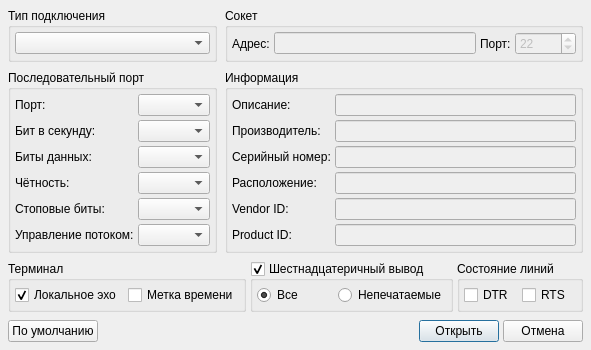
Above: src/settings.ui from b-oleg/UniTerm before the change. Below: the same form after it.
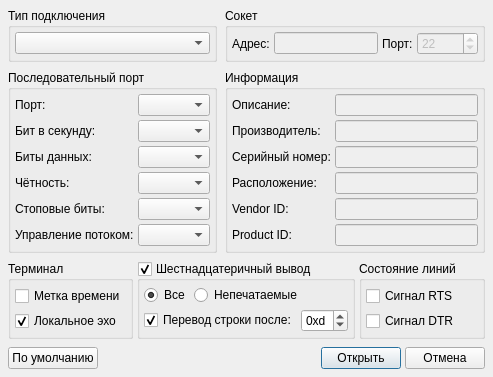
That is the form after the change.

Commit message: commands count from registry add linefeed in settings restore setting dialog geometry

The edit to the form file:
```diff
--- a/src/settings.ui
+++ b/src/settings.ui
@@ -6,14 +6,14 @@
    <rect>
     <x>0</x>
     <y>0</y>
-    <width>560</width>
-    <height>340</height>
+    <width>467</width>
+    <height>374</height>
    </rect>
   </property>
   <property name="windowTitle">
    <string>Параметры</string>
   </property>
-  <layout class="QGridLayout" name="gridLayout_3">
+  <layout class="QGridLayout" name="gridLayout_3" rowstretch="0,0,0,1">
    <property name="leftMargin">
     <number>8</number>
    </property>
@@ -29,12 +29,26 @@
    <property name="spacing">
     <number>8</number>
    </property>
-   <item row="1" column="0">
-    <widget class="QGroupBox" name="groupBoxParameters">
+   <item row="2" column="0" colspan="2">
+    <layout class="QHBoxLayout" name="horizontalLayoutSettings" stretch="0,0,0,1">
+     <property name="spacing">
+      <number>4</number>
+     </property>
+     <item>
+      <widget class="QGroupBox" name="groupBoxOptions">
+       <property name="sizePolicy">
+        <sizepolicy hsizetype="Preferred" vsizetype="Expanding">
+         <horstretch>0</horstretch>
+         <verstretch>0</verstretch>
+        </sizepolicy>
+       </property>
      <property name="title">
-      <string>Последовательный порт</string>
-     </property>
-     <layout class="QGridLayout" name="gridLayout_2">
+        <string>Терминал</string>
+       </property>
+       <layout class="QVBoxLayout" name="verticalLayout">
+        <property name="spacing">
+         <number>4</number>
+        </property>
       <property name="leftMargin">
        <number>4</number>
       </property>
@@ -47,157 +61,189 @@
       <property name="bottomMargin">
        <number>4</number>
       </property>
-      <property name="spacing">
-       <number>4</number>
-      </property>
-      <item row="4" column="1">
-       <widget class="QComboBox" name="comboBoxStopBits">
-        <property name="sizePolicy">
-         <sizepolicy hsizetype="Preferred" vsizetype="Fixed">
-          <horstretch>0</horstretch>
-          <verstretch>0</verstretch>
-         </sizepolicy>
-        </property>
-       </widget>
-      </item>
-      <item row="3" column="0">
-       <widget class="QLabel" name="labelParity">
+        <item>
+         <widget class="QCheckBox" name="checkBoxTimeStamp">
+          <property name="text">
+           <string>Метка времени</string>
+          </property>
+         </widget>
+        </item>
+        <item>
+         <widget class="QCheckBox" name="checkBoxLocalEcho">
         <property name="text">
-         <string>Чётность:</string>
-        </property>
-       </widget>
-      </item>
-      <item row="5" column="1">
-       <widget class="QComboBox" name="comboBoxFlowControl">
-        <property name="sizePolicy">
-         <sizepolicy hsizetype="Preferred" vsizetype="Fixed">
-          <horstretch>0</horstretch>
-          <verstretch>0</verstretch>
-         </sizepolicy>
-        </property>
-       </widget>
-      </item>
-      <item row="1" column="0">
-       <widget class="QLabel" name="labelBaudRate">
+           <string>Локальное эхо</string>
+          </property>
+          <property name="checked">
+           <bool>true</bool>
+          </property>
+         </widget>
+        </item>
+       </layout>
+      </widget>
+     </item>
+     <item>
+      <widget class="QGroupBox" name="groupBoxHexLog">
+       <property name="title">
+        <string>Шестнадцатеричный вывод</string>
+       </property>
+       <property name="checkable">
+        <bool>true</bool>
+       </property>
+       <layout class="QVBoxLayout" name="verticalLayout_3">
+        <property name="spacing">
+         <number>4</number>
+        </property>
+        <property name="leftMargin">
+         <number>4</number>
+        </property>
+        <property name="topMargin">
+         <number>4</number>
+        </property>
+        <property name="rightMargin">
+         <number>4</number>
+        </property>
+        <property name="bottomMargin">
+         <number>4</number>
+        </property>
+        <item>
+         <layout class="QHBoxLayout" name="horizontalLayoutHex" stretch="0,1">
+          <property name="spacing">
+           <number>4</number>
+          </property>
+          <item>
+           <widget class="QRadioButton" name="radioButtonHexAll">
         <property name="text">
-         <string>Бит в секунду:</string>
-        </property>
-       </widget>
-      </item>
-      <item row="5" column="0">
-       <widget class="QLabel" name="labelFlowControl">
+             <string>Все</string>
+            </property>
+            <property name="checked">
+             <bool>true</bool>
+            </property>
+           </widget>
+          </item>
+          <item>
+           <widget class="QRadioButton" name="radioButtonHexUnprint">
         <property name="text">
-         <string>Управление потоком:</string>
+             <string>Непечатаемые</string>
         </property>
        </widget>
       </item>
-      <item row="1" column="1">
-       <widget class="QComboBox" name="comboBoxBaudRate">
-        <property name="sizePolicy">
-         <sizepolicy hsizetype="Preferred" vsizetype="Fixed">
-          <horstretch>0</horstretch>
-          <verstretch>0</verstretch>
-         </sizepolicy>
-        </property>
-       </widget>
-      </item>
-      <item row="3" column="1">
-       <widget class="QComboBox" name="comboBoxParity">
-        <property name="sizePolicy">
-         <sizepolicy hsizetype="Preferred" vsizetype="Fixed">
-          <horstretch>0</horstretch>
-          <verstretch>0</verstretch>
-         </sizepolicy>
-        </property>
-       </widget>
-      </item>
-      <item row="2" column="0">
-       <widget class="QLabel" name="labelDataBits">
+         </layout>
+        </item>
+        <item>
+         <layout class="QHBoxLayout" name="horizontalLayoutLinefeed">
+          <property name="spacing">
+           <number>4</number>
+          </property>
+          <item>
+           <widget class="QCheckBox" name="checkBoxLinefeed">
         <property name="text">
-         <string>Биты данных:</string>
-        </property>
-       </widget>
-      </item>
-      <item row="4" column="0">
-       <widget class="QLabel" name="labelStopBits">
-        <property name="text">
-         <string>Стоповые биты:</string>
+             <string>Перевод строки после:</string>
+            </property>
+            <property name="checked">
+             <bool>true</bool>
         </property>
        </widget>
       </item>
-      <item row="2" column="1">
-       <widget class="QComboBox" name="comboBoxDataBits">
-        <property name="sizePolicy">
-         <sizepolicy hsizetype="Preferred" vsizetype="Fixed">
-          <horstretch>0</horstretch>
-          <verstretch>0</verstretch>
-         </sizepolicy>
-        </property>
-       </widget>
-      </item>
-      <item row="0" column="1">
-       <widget class="QComboBox" name="comboBoxPort">
-        <property name="sizePolicy">
-         <sizepolicy hsizetype="Preferred" vsizetype="Fixed">
-          <horstretch>0</horstretch>
-          <verstretch>0</verstretch>
-         </sizepolicy>
-        </property>
-       </widget>
-      </item>
-      <item row="0" column="0">
-       <widget class="QLabel" name="labelPort">
-        <property name="text">
-         <string>Порт:</string>
-        </property>
+          <item>
+           <widget class="QSpinBox" name="spinBoxLinefeed">
+            <property name="prefix">
+             <string>0x</string>
+            </property>
+            <property name="maximum">
+             <number>255</number>
+            </property>
+            <property name="value">
+             <number>13</number>
+            </property>
+            <property name="displayIntegerBase">
+             <number>16</number>
+            </property>
        </widget>
       </item>
      </layout>
-    </widget>
-   </item>
-   <item row="3" column="0" colspan="2">
-    <layout class="QHBoxLayout" name="horizontalLayout">
+        </item>
+       </layout>
+      </widget>
+     </item>
+     <item>
+      <widget class="QGroupBox" name="groupBoxOuts">
+       <property name="title">
+        <string>Состояние линий</string>
+       </property>
+       <layout class="QVBoxLayout" name="verticalLayout_2">
      <property name="spacing">
       <number>4</number>
      </property>
+        <property name="leftMargin">
+         <number>4</number>
+        </property>
+        <property name="topMargin">
+         <number>4</number>
+        </property>
+        <property name="rightMargin">
+         <number>4</number>
+        </property>
+        <property name="bottomMargin">
+         <number>4</number>
+        </property>
      <item>
-      <widget class="QPushButton" name="pushButtonDefault">
+         <widget class="QCheckBox" name="checkBoxRts">
        <property name="text">
-        <string>По умолчанию</string>
+           <string>Сигнал RTS</string>
        </property>
       </widget>
      </item>
      <item>
-      <spacer name="horizontalSpacer">
+         <widget class="QCheckBox" name="checkBoxDtr">
+          <property name="text">
+           <string>Сигнал DTR</string>
+          </property>
+         </widget>
+        </item>
+       </layout>
+      </widget>
+     </item>
+     <item>
+      <spacer name="horizontalSpacerSettings">
        <property name="orientation">
         <enum>Qt::Orientation::Horizontal</enum>
        </property>
        <property name="sizeHint" stdset="0">
         <size>
-         <width>96</width>
+         <width>40</width>
          <height>20</height>
         </size>
        </property>
       </spacer>
      </item>
-     <item>
-      <widget class="QPushButton" name="pushButtonOpen">
-       <property name="text">
-        <string>Открыть</string>
-       </property>
-       <property name="default">
-        <bool>true</bool>
-       </property>
-      </widget>
-     </item>
-     <item>
-      <widget class="QPushButton" name="pushButtonCancel">
-       <property name="text">
-        <string>Отмена</string>
-       </property>
-      </widget>
-     </item>
-    </layout>
+    </layout>
+   </item>
+   <item row="0" column="0">
+    <widget class="QGroupBox" name="groupBoxType">
+     <property name="title">
+      <string>Тип подключения</string>
+     </property>
+     <layout class="QHBoxLayout" name="horizontalLayout_6">
+      <property name="spacing">
+       <number>4</number>
+      </property>
+      <property name="leftMargin">
+       <number>4</number>
+      </property>
+      <property name="topMargin">
+       <number>4</number>
+      </property>
+      <property name="rightMargin">
+       <number>4</number>
+      </property>
+      <property name="bottomMargin">
+       <number>4</number>
+      </property>
+      <item>
+       <widget class="QComboBox" name="comboBoxType"/>
+      </item>
+     </layout>
+    </widget>
    </item>
    <item row="1" column="1">
     <widget class="QGroupBox" name="groupBoxInfo">
@@ -325,23 +371,12 @@
      </layout>
     </widget>
    </item>
-   <item row="2" column="0" colspan="2">
-    <layout class="QHBoxLayout" name="horizontalLayout_5">
-     <property name="spacing">
-      <number>4</number>
-     </property>
-     <item>
-      <widget class="QGroupBox" name="groupBoxOptions">
-       <property name="sizePolicy">
-        <sizepolicy hsizetype="Preferred" vsizetype="Expanding">
-         <horstretch>0</horstretch>
-         <verstretch>0</verstretch>
-        </sizepolicy>
-       </property>
+   <item row="1" column="0">
+    <widget class="QGroupBox" name="groupBoxParameters">
        <property name="title">
-        <string>Терминал</string>
-       </property>
-       <layout class="QHBoxLayout" name="horizontalLayout_4">
+      <string>Последовательный порт</string>
+     </property>
+     <layout class="QGridLayout" name="gridLayout_2">
         <property name="leftMargin">
          <number>4</number>
         </property>
@@ -354,133 +389,110 @@
         <property name="bottomMargin">
          <number>4</number>
         </property>
-        <item>
-         <widget class="QCheckBox" name="checkBoxLocalEcho">
-          <property name="text">
-           <string>Локальное эхо</string>
-          </property>
-          <property name="checked">
-           <bool>true</bool>
+      <property name="spacing">
+       <number>4</number>
+      </property>
+      <item row="4" column="1">
+       <widget class="QComboBox" name="comboBoxStopBits">
+        <property name="sizePolicy">
+         <sizepolicy hsizetype="Preferred" vsizetype="Fixed">
+          <horstretch>0</horstretch>
+          <verstretch>0</verstretch>
+         </sizepolicy>
           </property>
          </widget>
         </item>
-        <item>
-         <widget class="QCheckBox" name="checkBoxTimeStamp">
+      <item row="3" column="0">
+       <widget class="QLabel" name="labelParity">
           <property name="text">
-           <string>Метка времени</string>
+         <string>Чётность:</string>
           </property>
          </widget>
         </item>
-       </layout>
-      </widget>
-     </item>
-     <item>
-      <widget class="QGroupBox" name="groupBoxHexLog">
-       <property name="title">
-        <string>Шестнадцатеричный вывод</string>
-       </property>
-       <property name="checkable">
-        <bool>true</bool>
-       </property>
-       <layout class="QHBoxLayout" name="horizontalLayout_3">
-        <property name="spacing">
-         <number>4</number>
-        </property>
-        <property name="leftMargin">
-         <number>4</number>
-        </property>
-        <property name="topMargin">
-         <number>4</number>
-        </property>
-        <property name="rightMargin">
-         <number>4</number>
-        </property>
-        <property name="bottomMargin">
-         <number>4</number>
-        </property>
-        <item>
-         <widget class="QRadioButton" name="radioButtonHexAll">
+      <item row="5" column="1">
+       <widget class="QComboBox" name="comboBoxFlowControl">
+        <property name="sizePolicy">
+         <sizepolicy hsizetype="Preferred" vsizetype="Fixed">
+          <horstretch>0</horstretch>
+          <verstretch>0</verstretch>
+         </sizepolicy>
+        </property>
+       </widget>
+      </item>
+      <item row="1" column="0">
+       <widget class="QLabel" name="labelBaudRate">
           <property name="text">
-           <string>Все</string>
-          </property>
-          <property name="checked">
-           <bool>true</bool>
-          </property>
-         </widget>
-        </item>
-        <item>
-         <widget class="QRadioButton" name="radioButtonHexUnprint">
+         <string>Бит в секунду:</string>
+        </property>
+       </widget>
+      </item>
+      <item row="5" column="0">
+       <widget class="QLabel" name="labelFlowControl">
           <property name="text">
-           <string>Непечатаемые</string>
+         <string>Управление потоком:</string>
           </property>
          </widget>
         </item>
-       </layout>
-      </widget>
-     </item>
-     <item>
-      <widget class="QGroupBox" name="groupBoxOuts">
-       <property name="title">
-        <string>Состояние линий</string>
-       </property>
-       <layout class="QHBoxLayout" name="horizontalLayout_2">
-        <property name="spacing">
-         <number>4</number>
-        </property>
-        <property name="leftMargin">
-         <number>4</number>
-        </property>
-        <property name="topMargin">
-         <number>4</number>
-        </property>
-        <property name="rightMargin">
-         <number>4</number>
-        </property>
-        <property name="bottomMargin">
-         <number>4</number>
-        </property>
-        <item>
-         <widget class="QCheckBox" name="checkBoxDtr">
+      <item row="1" column="1">
+       <widget class="QComboBox" name="comboBoxBaudRate">
+        <property name="sizePolicy">
+         <sizepolicy hsizetype="Preferred" vsizetype="Fixed">
+          <horstretch>0</horstretch>
+          <verstretch>0</verstretch>
+         </sizepolicy>
+        </property>
+       </widget>
+      </item>
+      <item row="3" column="1">
+       <widget class="QComboBox" name="comboBoxParity">
+        <property name="sizePolicy">
+         <sizepolicy hsizetype="Preferred" vsizetype="Fixed">
+          <horstretch>0</horstretch>
+          <verstretch>0</verstretch>
+         </sizepolicy>
+        </property>
+       </widget>
+      </item>
+      <item row="2" column="0">
+       <widget class="QLabel" name="labelDataBits">
           <property name="text">
-           <string>DTR</string>
+         <string>Биты данных:</string>
           </property>
          </widget>
         </item>
-        <item>
-         <widget class="QCheckBox" name="checkBoxRts">
+      <item row="4" column="0">
+       <widget class="QLabel" name="labelStopBits">
           <property name="text">
-           <string>RTS</string>
+         <string>Стоповые биты:</string>
           </property>
          </widget>
         </item>
-       </layout>
-      </widget>
-     </item>
-    </layout>
+      <item row="2" column="1">
+       <widget class="QComboBox" name="comboBoxDataBits">
+        <property name="sizePolicy">
+         <sizepolicy hsizetype="Preferred" vsizetype="Fixed">
+          <horstretch>0</horstretch>
+          <verstretch>0</verstretch>
+         </sizepolicy>
+        </property>
+       </widget>
+      </item>
+      <item row="0" column="1">
+       <widget class="QComboBox" name="comboBoxPort">
+        <property name="sizePolicy">
+         <sizepolicy hsizetype="Preferred" vsizetype="Fixed">
+          <horstretch>0</horstretch>
+          <verstretch>0</verstretch>
+         </sizepolicy>
+        </property>
+       </widget>
    </item>
    <item row="0" column="0">
-    <widget class="QGroupBox" name="groupBoxType">
-     <property name="title">
-      <string>Тип подключения</string>
-     </property>
-     <layout class="QHBoxLayout" name="horizontalLayout_6">
-      <property name="spacing">
-       <number>4</number>
-      </property>
-      <property name="leftMargin">
-       <number>4</number>
-      </property>
-      <property name="topMargin">
-       <number>4</number>
-      </property>
-      <property name="rightMargin">
-       <number>4</number>
-      </property>
-      <property name="bottomMargin">
-       <number>4</number>
-      </property>
-      <item>
-       <widget class="QComboBox" name="comboBoxType"/>
+       <widget class="QLabel" name="labelPort">
+        <property name="text">
+         <string>Порт:</string>
+        </property>
+       </widget>
       </item>
      </layout>
     </widget>
@@ -543,6 +555,63 @@
      </layout>
     </widget>
    </item>
+   <item row="3" column="0" colspan="2">
+    <layout class="QGridLayout" name="gridLayout_4">
+     <property name="spacing">
+      <number>4</number>
+     </property>
+     <item row="1" column="0">
+      <widget class="QPushButton" name="pushButtonDefault">
+       <property name="text">
+        <string>По умолчанию</string>
+       </property>
+      </widget>
+     </item>
+     <item row="1" column="3">
+      <widget class="QPushButton" name="pushButtonCancel">
+       <property name="text">
+        <string>Отмена</string>
+       </property>
+      </widget>
+     </item>
+     <item row="1" column="1">
+      <spacer name="horizontalSpacer">
+       <property name="orientation">
+        <enum>Qt::Orientation::Horizontal</enum>
+       </property>
+       <property name="sizeHint" stdset="0">
+        <size>
+         <width>96</width>
+         <height>20</height>
+        </size>
+       </property>
+      </spacer>
+     </item>
+     <item row="1" column="2">
+      <widget class="QPushButton" name="pushButtonOpen">
+       <property name="text">
+        <string>Открыть</string>
+       </property>
+       <property name="default">
+        <bool>true</bool>
+       </property>
+      </widget>
+     </item>
+     <item row="0" column="0" colspan="4">
+      <spacer name="verticalSpacer">
+       <property name="orientation">
+        <enum>Qt::Orientation::Vertical</enum>
+       </property>
+       <property name="sizeHint" stdset="0">
+        <size>
+         <width>20</width>
+         <height>40</height>
+        </size>
+       </property>
+      </spacer>
+     </item>
+    </layout>
+   </item>
   </layout>
  </widget>
  <resources/>
```
Lines whose indentation alone changed are shown as unchanged. The commit also changes 4 other files.
